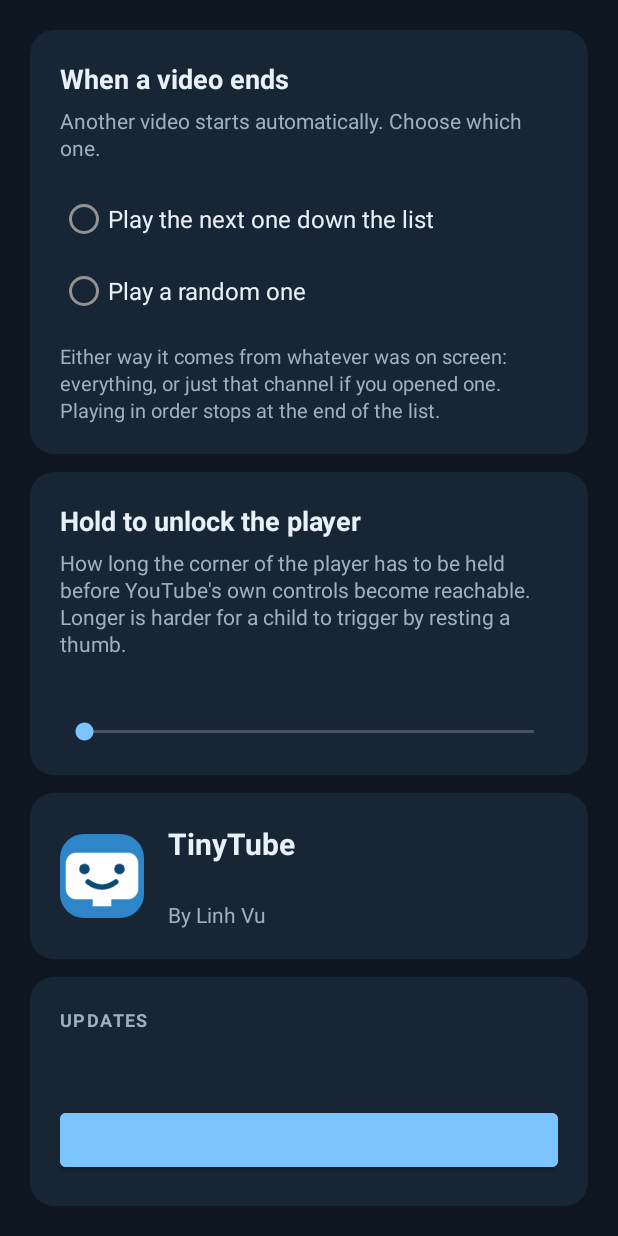
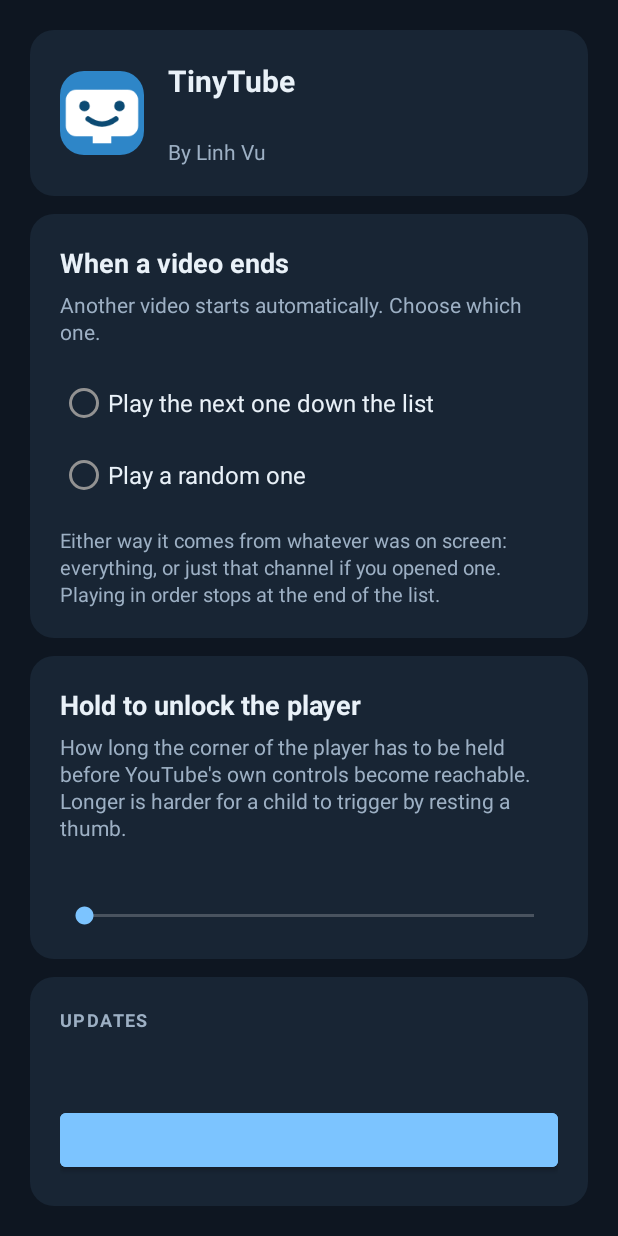
Before and after one commit to vtlinh/tinytube, an Android app: the layout activity_settings.xml on its own in the app's theme, with its tools: preview values and no code run, on a phone screen of 412 x 824 dp. Run offline under Robolectric (Android 15) with nearby library versions, the phone set to English and light mode, and no system bars.

Commit message:
Lead the settings screen with what the app is
The identity card — name, version, author — moves from third to first, and
Updates stays last.

They belong at opposite ends. The identity is what this screen is a screen
ABOUT, and a parent who opened it to check a version should not read past
two controls to find one; a parent who opened it to change something loses
nothing by scrolling four lines that never move. Updates is an action, and
an action belongs under the things it acts on rather than above them.

Layout only. The card that used to lead takes the separating margin the
identity card gives up.

Co-Authored-By: Claude Opus 5 <noreply@anthropic.com>
Claude-Session: https://claude.ai/code/session_016Ewwj8EohGGt1JQnv7LEw6

```diff
--- a/android/app/src/main/res/layout/activity_settings.xml
+++ b/android/app/src/main/res/layout/activity_settings.xml
@@ -2,12 +2,16 @@
 <!-- Parent settings. Reached only through parent mode, which is itself behind
      ChallengeActivity, so nothing here needs a gate of its own.
 
-     The bottom two cards used to be a screen of their own, reached by
-     long-pressing the grid's title. That put a parent-facing screen on the
-     child's side of the app and hid it behind a gesture nobody would guess;
-     the settings are where an adult already is. Its "N approved channels" card
-     went at the same time — the approved list is one tap away in the bar above
-     this screen, and a count of it is not news.
+     The identity card at the top and the Updates card at the bottom used to be
+     a screen of their own, reached by long-pressing the grid's title. That put
+     a parent-facing screen on the child's side of the app and hid it behind a
+     gesture nobody would guess; the settings are where an adult already is.
+     Its "N approved channels" card went at the same time — the approved list is
+     one tap away in the bar above this screen, and a count of it is not news.
+
+     They are at opposite ends on purpose. The identity leads because it is
+     what this screen is a screen ABOUT; Updates trails because it is an
+     action, and an action belongs under the things it acts on.
 
      Cards on a plain background, so a setting reads as a thing you press
      rather than as a line of prose. -->
@@ -22,10 +26,69 @@
         android:orientation="vertical"
         android:padding="20dp">
 
+        <!-- What this is. First, because it is what the screen is a screen
+             ABOUT: a parent who opened settings to check the version should
+             not have to read past two controls to find it, and a parent who
+             opened it to change something loses nothing by scrolling past four
+             lines that never move. Updates stay at the bottom — that card is
+             an action, and actions belong under the things they act on. -->
+        <LinearLayout
+            android:layout_width="match_parent"
+            android:layout_height="wrap_content"
+            android:orientation="horizontal"
+            android:gravity="center_vertical"
+            android:background="@drawable/bg_tile"
+            android:padding="20dp">
+
+            <ImageView
+                android:layout_width="56dp"
+                android:layout_height="56dp"
+                android:layout_marginEnd="16dp"
+                android:src="@mipmap/ic_launcher"
+                android:background="@drawable/bg_app_icon"
+                android:clipToOutline="true"
+                android:scaleType="centerCrop"
+                android:contentDescription="@null" />
+
+            <LinearLayout
+                android:layout_width="0dp"
+                android:layout_height="wrap_content"
+                android:layout_weight="1"
+                android:orientation="vertical">
+
+                <TextView
+                    android:layout_width="wrap_content"
+                    android:layout_height="wrap_content"
+                    android:text="@string/app_name"
+                    android:textSize="20sp"
+                    android:textStyle="bold"
+                    android:textColor="@color/text" />
+
+                <TextView
+                    android:id="@+id/version"
+                    android:layout_width="wrap_content"
+                    android:layout_height="wrap_content"
+                    android:paddingTop="3dp"
+                    android:textSize="14sp"
+                    android:textColor="@color/text_muted" />
+
+                <TextView
+                    android:layout_width="wrap_content"
+                    android:layout_height="wrap_content"
+                    android:paddingTop="1dp"
+                    android:text="@string/author"
+                    android:textSize="14sp"
+                    android:textColor="@color/text_muted" />
+
+            </LinearLayout>
+
+        </LinearLayout>
+
         <!-- What plays next. -->
         <LinearLayout
             android:layout_width="match_parent"
             android:layout_height="wrap_content"
+            android:layout_marginTop="12dp"
             android:orientation="vertical"
             android:background="@drawable/bg_tile"
             android:padding="20dp">
@@ -132,60 +195,6 @@
                 android:progress="0" />
         </LinearLayout>
 
-        <!-- What this is. -->
-        <LinearLayout
-            android:layout_width="match_parent"
-            android:layout_height="wrap_content"
-            android:layout_marginTop="12dp"
-            android:orientation="horizontal"
-            android:gravity="center_vertical"
-            android:background="@drawable/bg_tile"
-            android:padding="20dp">
-
-            <ImageView
-                android:layout_width="56dp"
-                android:layout_height="56dp"
-                android:layout_marginEnd="16dp"
-                android:src="@mipmap/ic_launcher"
-                android:background="@drawable/bg_app_icon"
-                android:clipToOutline="true"
-                android:scaleType="centerCrop"
-                android:contentDescription="@null" />
-
-            <LinearLayout
-                android:layout_width="0dp"
-                android:layout_height="wrap_content"
-                android:layout_weight="1"
-                android:orientation="vertical">
-
-                <TextView
-                    android:layout_width="wrap_content"
-                    android:layout_height="wrap_content"
-                    android:text="@string/app_name"
-                    android:textSize="20sp"
-                    android:textStyle="bold"
-                    android:textColor="@color/text" />
-
-                <TextView
-                    android:id="@+id/version"
-                    android:layout_width="wrap_content"
-                    android:layout_height="wrap_content"
-                    android:paddingTop="3dp"
-                    android:textSize="14sp"
-                    android:textColor="@color/text_muted" />
-
-                <TextView
-                    android:layout_width="wrap_content"
-                    android:layout_height="wrap_content"
-                    android:paddingTop="1dp"
-                    android:text="@string/author"
-                    android:textSize="14sp"
-                    android:textColor="@color/text_muted" />
-
-            </LinearLayout>
-
-        </LinearLayout>
-
         <!-- Updates: the only part of this screen that reaches the network. -->
         <LinearLayout
             android:layout_width="match_parent"
```
Also changed, not shown: 1 other file.
